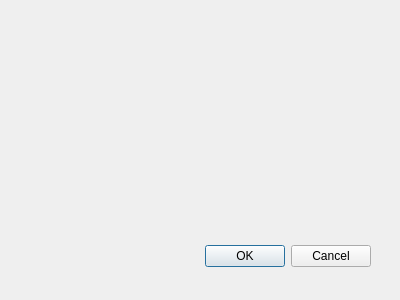
Qt form qtc_dialog/dialog.ui (korhanmd/pyqt-practice) before a commit.
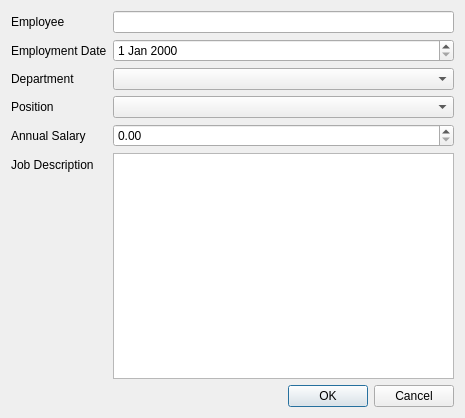
The same form after that commit.

Commit message: Create a form inside the dialog window

Diff of the .ui file:
```diff
--- a/qtc_dialog/dialog.ui
+++ b/qtc_dialog/dialog.ui
@@ -6,29 +6,89 @@
    <rect>
     <x>0</x>
     <y>0</y>
-    <width>400</width>
-    <height>300</height>
+    <width>465</width>
+    <height>418</height>
    </rect>
   </property>
   <property name="windowTitle">
    <string>Dialog</string>
   </property>
-  <widget class="QDialogButtonBox" name="buttonBox">
-   <property name="geometry">
-    <rect>
-     <x>30</x>
-     <y>240</y>
-     <width>341</width>
-     <height>32</height>
-    </rect>
-   </property>
-   <property name="orientation">
-    <enum>Qt::Horizontal</enum>
-   </property>
-   <property name="standardButtons">
-    <set>QDialogButtonBox::Cancel|QDialogButtonBox::Ok</set>
-   </property>
-  </widget>
+  <layout class="QVBoxLayout" name="verticalLayout">
+   <item>
+    <layout class="QFormLayout" name="formLayout">
+     <item row="0" column="0">
+      <widget class="QLabel" name="label">
+       <property name="text">
+        <string>Employee</string>
+       </property>
+      </widget>
+     </item>
+     <item row="0" column="1">
+      <widget class="QLineEdit" name="lineEdit"/>
+     </item>
+     <item row="1" column="0">
+      <widget class="QLabel" name="label_2">
+       <property name="text">
+        <string>Employment Date</string>
+       </property>
+      </widget>
+     </item>
+     <item row="1" column="1">
+      <widget class="QDateEdit" name="dateEdit"/>
+     </item>
+     <item row="2" column="0">
+      <widget class="QLabel" name="label_3">
+       <property name="text">
+        <string>Department</string>
+       </property>
+      </widget>
+     </item>
+     <item row="2" column="1">
+      <widget class="QComboBox" name="comboBox"/>
+     </item>
+     <item row="3" column="0">
+      <widget class="QLabel" name="label_4">
+       <property name="text">
+        <string>Position</string>
+       </property>
+      </widget>
+     </item>
+     <item row="3" column="1">
+      <widget class="QComboBox" name="comboBox_2"/>
+     </item>
+     <item row="4" column="0">
+      <widget class="QLabel" name="label_5">
+       <property name="text">
+        <string>Annual Salary</string>
+       </property>
+      </widget>
+     </item>
+     <item row="4" column="1">
+      <widget class="QDoubleSpinBox" name="doubleSpinBox"/>
+     </item>
+     <item row="5" column="0">
+      <widget class="QLabel" name="label_6">
+       <property name="text">
+        <string>Job Description</string>
+       </property>
+      </widget>
+     </item>
+     <item row="5" column="1">
+      <widget class="QTextEdit" name="textEdit"/>
+     </item>
+    </layout>
+   </item>
+   <item>
+    <widget class="QDialogButtonBox" name="buttonBox">
+     <property name="orientation">
+      <enum>Qt::Horizontal</enum>
+     </property>
+     <property name="standardButtons">
+      <set>QDialogButtonBox::Cancel|QDialogButtonBox::Ok</set>
+     </property>
+    </widget>
+   </item>
+  </layout>
  </widget>
  <resources/>
  <connections>
```
